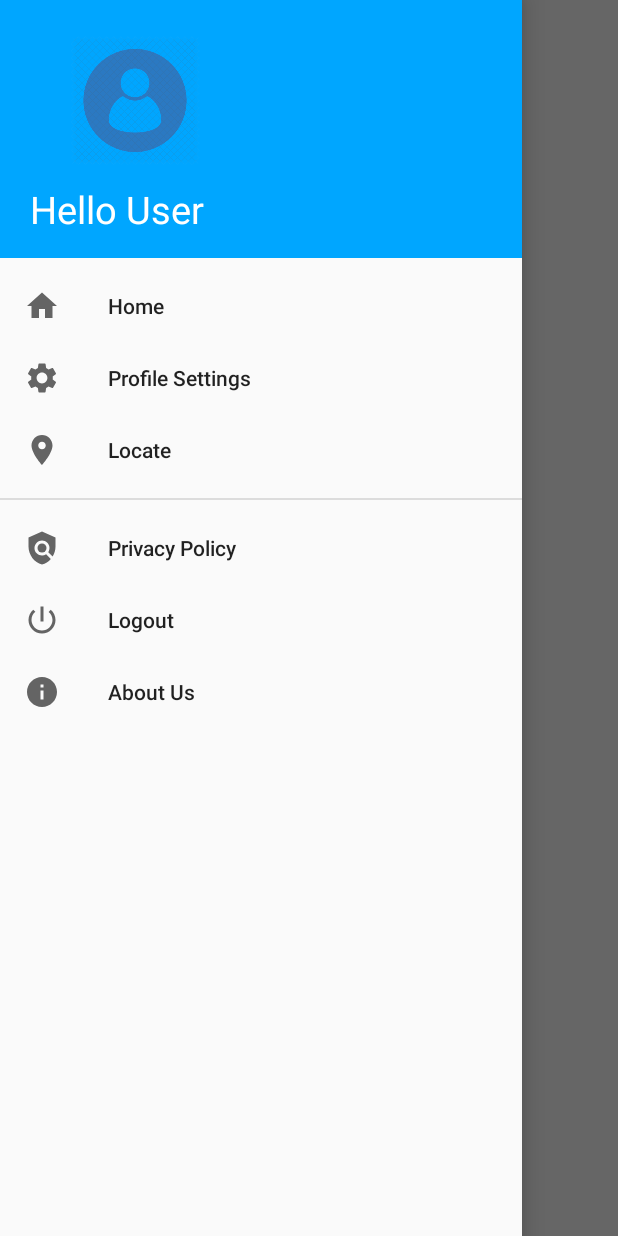
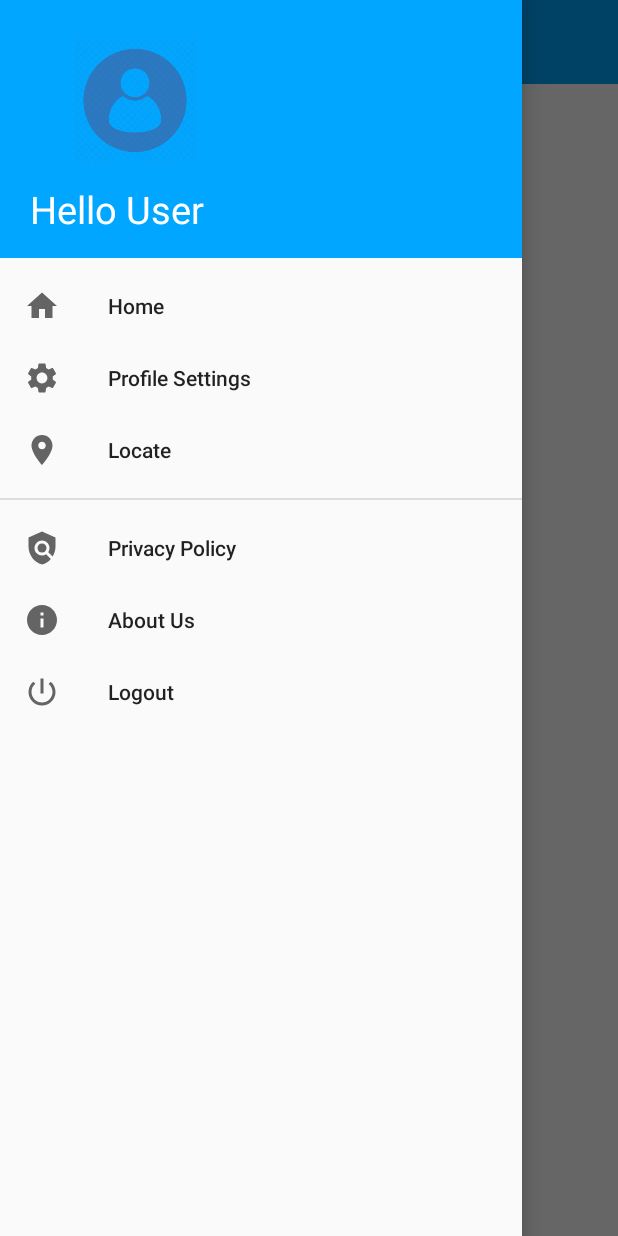
Before and after one commit to seshasain/VLot, an Android app: the screen it shows after launch once a user with an empty profile is signed in (Home), with the side drawer open, on a phone screen of 412 x 824 dp. Run offline under Robolectric (Android 15) with nearby library versions, the phone set to English and light mode, and no system bars; our stand-ins replace Firebase (no records; nobody signed in at launch, a user with empty details on screens opened directly).

Commit message:
Menu bar added

```diff
--- a/app/src/main/res/layout/activity_home.xml
+++ b/app/src/main/res/layout/activity_home.xml
@@ -25,18 +25,9 @@
                 android:id="@+id/toolbar"
                 android:layout_width="match_parent"
                 android:layout_height="wrap_content"
-                android:background="#F7FFFFFF"
-                app:subtitleTextColor="#0A0A0A"
+                android:background="@color/blue"
+                app:subtitleTextColor="@color/white"
                 app:titleTextColor="#111111" />
-
-
-            <TextView
-                android:layout_width="match_parent"
-                android:layout_height="match_parent"
-                android:text="Hello world"/>
-            <!--    Your code here -->
-
-
         </LinearLayout>
     </ScrollView>
     <com.google.android.material.navigation.NavigationView
--- a/app/src/main/res/menu/drawer_menu.xml
+++ b/app/src/main/res/menu/drawer_menu.xml
@@ -23,15 +23,15 @@
             android:icon="@drawable/ic_baseline_policy_24"
             android:title="Privacy Policy">
         </item>
+        <item android:id="@+id/nav_about"
+            android:icon="@drawable/ic_baseline_info_24"
+            android:title="About Us">
+        </item>
         <item
             android:id="@+id/logout"
             android:icon="@drawable/ic_baseline_power_settings_new_24"
             android:title="Logout">
         </item>
-        <item android:id="@+id/nav_about"
-            android:icon="@drawable/ic_baseline_info_24"
-            android:title="About Us">
-        </item>
     </group>
 
 </menu>
```
